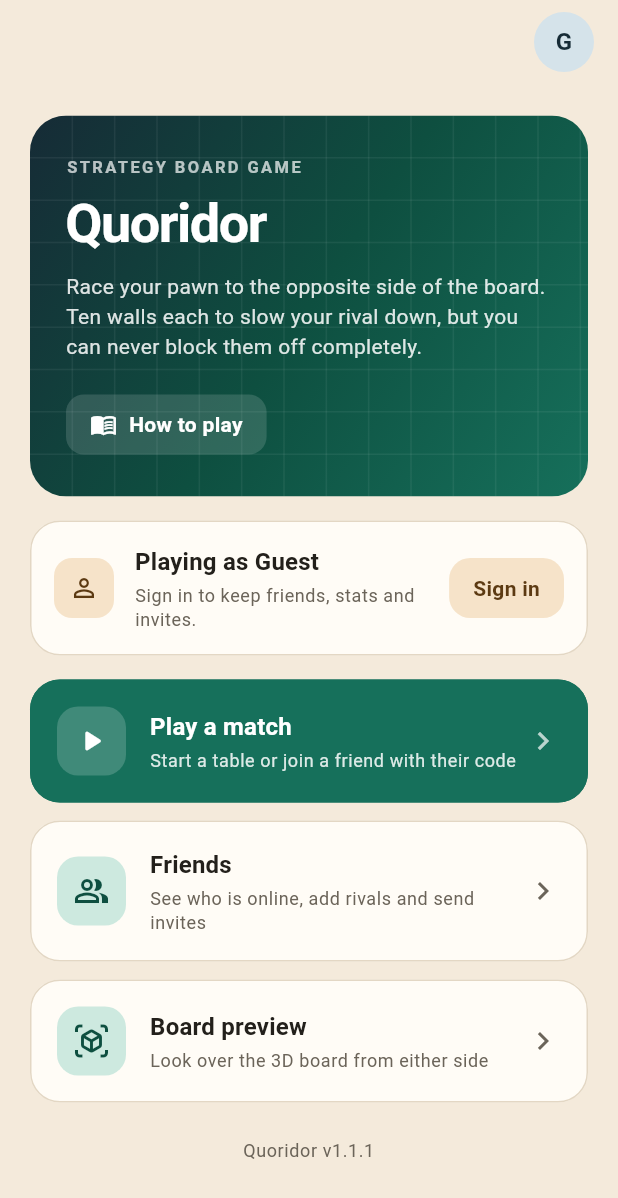
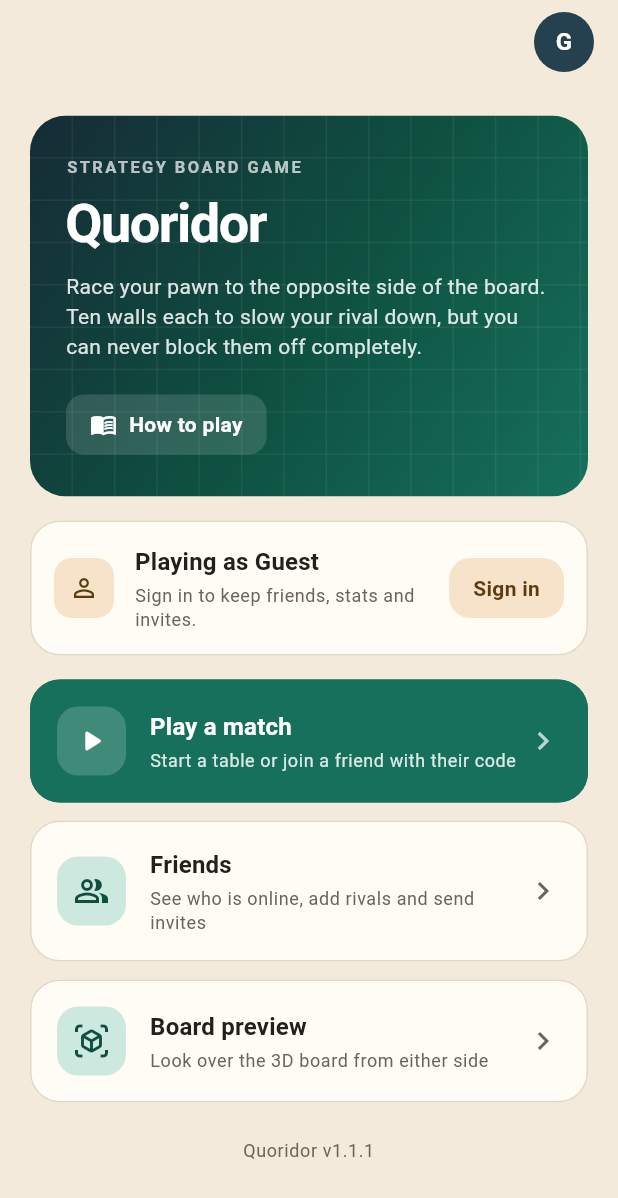
Before and after one commit to JaidynDev/Quoridor, a Flutter app: the screen it shows after launch, on a phone screen of 412 x 824 dp. Shown: the top 1198 px of the screen. Run offline on Flutter 3.47's test engine with Material 3 defaults, Android fonts, the phone set to English and light mode, and no system bars; our stand-ins replace cloud_firestore, firebase_auth, firebase_core, go_router, share_plus, shared_preferences; accounts and stored records are empty; network calls fail.

Commit message:
Use the slate board colour for the profile avatar
Co-authored-by: Jaidyn <JaidynDev@users.noreply.github.com>

```diff
--- a/lib/screens/home/home_screen.dart
+++ b/lib/screens/home/home_screen.dart
@@ -425,11 +425,17 @@ class _Avatar extends StatelessWidget {
 
     return CircleAvatar(
       radius: radius,
-      backgroundColor: Theme.of(context).colorScheme.tertiaryContainer,
-      foregroundColor: Theme.of(context).colorScheme.onTertiaryContainer,
+      backgroundColor: AppPalette.slate,
+      foregroundColor: Colors.white,
       backgroundImage: user.photoUrl != null ? NetworkImage(user.photoUrl!) : null,
       child: user.photoUrl == null
-          ? Text(initial, style: TextStyle(fontSize: radius * 0.8))
+          ? Text(
+              initial,
+              style: TextStyle(
+                fontSize: radius * 0.8,
+                fontWeight: FontWeight.w600,
+              ),
+            )
           : null,
     );
   }
```
